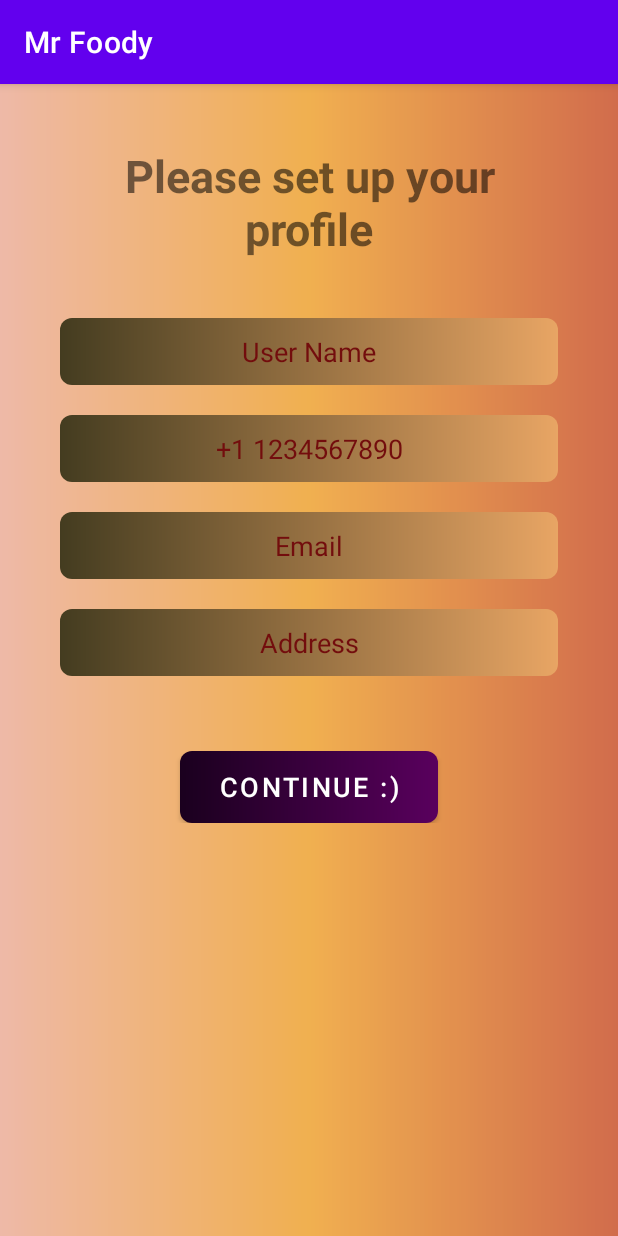
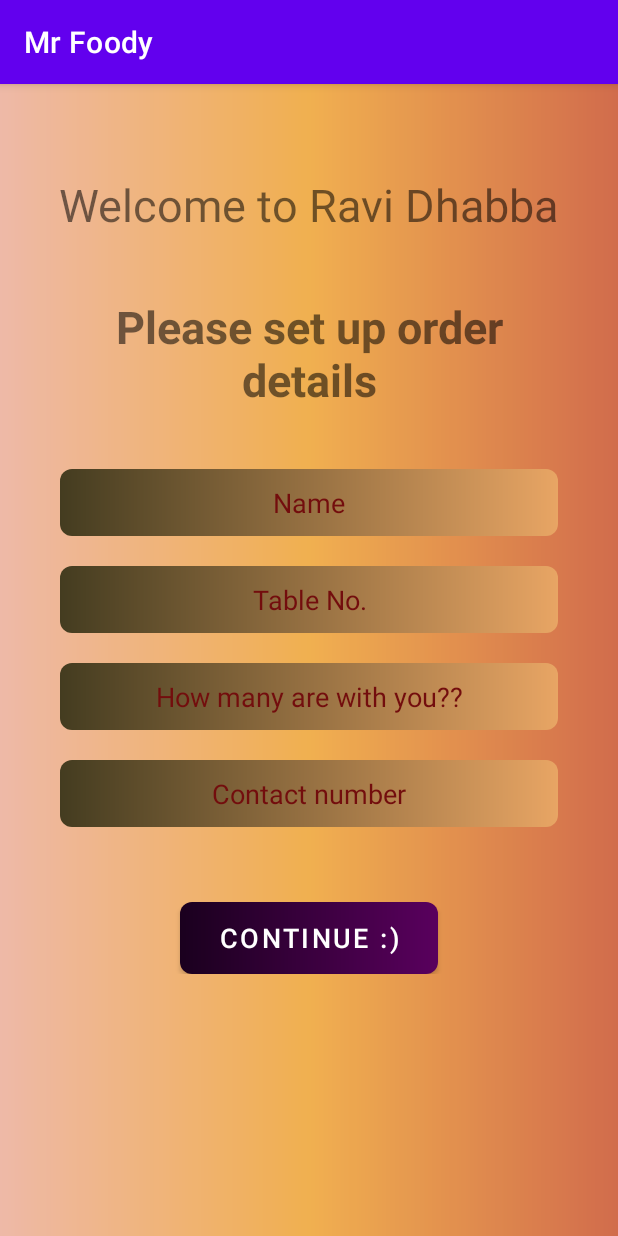
Before and after one commit to nik-iitj/Online-Food-Delivery-Application, an Android app: the userProfileSetupActivity screen opened directly, with no data from a screen before it, on a phone screen of 412 x 824 dp. Run offline under Robolectric (Android 15) with nearby library versions, the phone set to English and light mode, and no system bars; Roboto replaces fonts that are not available here; 1 statement that could not run was skipped.

Commit message:
User profile setup done

```diff
--- a/app/src/main/java/com/example/mrfoody/addItemActivity.java
+++ b/app/src/main/java/com/example/mrfoody/addItemActivity.java
@@ -109,6 +109,7 @@ public class addItemActivity extends AppCompatActivity {
                     foodMap.put("Time",time.getText().toString());
                     foodMap.put("Price",price.getText().toString());
                     foodMap.put("Chef Name",chef);
+                    foodMap.put("Chef ID",firebaseAuth.getCurrentUser().getUid());
 
                     firebaseFirestore.collection("Food Items").add(foodMap).addOnCompleteListener(new OnCompleteListener<DocumentReference>() {
                         @Override
--- a/app/src/main/java/com/example/mrfoody/userProfileSetupActivity.java
+++ b/app/src/main/java/com/example/mrfoody/userProfileSetupActivity.java
@@ -2,13 +2,64 @@ package com.example.mrfoody;
 
 import androidx.appcompat.app.AppCompatActivity;
 
+import android.content.Intent;
 import android.os.Bundle;
+import android.text.TextUtils;
+import android.view.View;
+import android.widget.Button;
+import android.widget.EditText;
+import android.widget.Toast;
+
+import com.google.android.gms.auth.api.signin.GoogleSignIn;
+import com.google.android.gms.auth.api.signin.GoogleSignInAccount;
+
 
 public class userProfileSetupActivity extends AppCompatActivity {
+    EditText name,tableNumber,contactNumber,totalCount;
+    Button save;
 
     @Override
     protected void onCreate(Bundle savedInstanceState) {
         super.onCreate(savedInstanceState);
         setContentView(R.layout.activity_user_profile_setup);
+
+        name = findViewById(R.id.editTextPersonName);
+        tableNumber = findViewById(R.id.table);
+        contactNumber = findViewById(R.id.number);
+        totalCount = findViewById(R.id.count);
+
+        save = findViewById(R.id.button3);
+
+        GoogleSignInAccount account = GoogleSignIn.getLastSignedInAccount(getApplicationContext());
+        assert account != null;
+        name.setText(account.getDisplayName());
+
+        save.setOnClickListener(new View.OnClickListener() {
+            @Override
+            public void onClick(View v) {
+                if(!TextUtils.isEmpty(name.getText()) && !TextUtils.isEmpty(tableNumber.getText()) && !TextUtils.isEmpty(contactNumber.getText())&&
+                !TextUtils.isEmpty(totalCount.getText())){
+
+                    Intent intent = new Intent(userProfileSetupActivity.this,foodListActivity.class);
+                    startActivity(intent);
+
+                }
+
+                else{
+                    Toast.makeText(userProfileSetupActivity.this, "These are required fields, can't leave empty", Toast.LENGTH_SHORT).show();
+                }
+            }
+        });
+
+
+
+
+
+
+
+
+
+
+
     }
 }
--- a/app/src/main/java/com/example/mrfoody/userSelectionActivity.java
+++ b/app/src/main/java/com/example/mrfoody/userSelectionActivity.java
@@ -46,7 +46,7 @@ public class userSelectionActivity extends AppCompatActivity {
                 if(task.isSuccessful()){
                     if(task.getResult().exists()){
 
-                        Intent intent = new Intent(userSelectionActivity.this,foodListActivity.class);
+                        Intent intent = new Intent(userSelectionActivity.this,userProfileSetupActivity.class);
                         startActivity(intent);
                         finish();
                     }
@@ -165,6 +165,8 @@ public class userSelectionActivity extends AppCompatActivity {
                 });
                 builder.setNegativeButton("Noooo",null);
 
+                builder.show();
+
 
 
 
--- a/app/src/main/res/layout/activity_user_profile_setup.xml
+++ b/app/src/main/res/layout/activity_user_profile_setup.xml
@@ -8,15 +8,26 @@
     tools:context=".userProfileSetupActivity">
 
 
+
+
     <LinearLayout
         android:layout_width="match_parent"
         android:layout_height="match_parent"
         android:orientation="vertical"
         android:background="#16FFFFFF">
+        <TextView
+            android:layout_width="wrap_content"
+            android:layout_height="wrap_content"
+            android:text="Welcome to Ravi Dhabba"
+            android:layout_gravity="center"
+            android:layout_marginTop="60dp"
+            android:textSize="30sp"/>
+
 
         <ScrollView
             android:layout_width="match_parent"
             android:layout_height="match_parent">
+
 
             <LinearLayout
                 android:layout_width="match_parent"
@@ -34,14 +45,14 @@
                     android:layout_height="wrap_content"
                     android:layout_marginTop="5dp"
                     android:gravity="center"
-                    android:text="Please set up your profile"
+                    android:text="Please set up order details"
                     android:fontFamily="@font/aclonica"
                     android:textSize="30sp"
                     android:textStyle="bold" />
 
 
                 <EditText
-                    android:id="@+id/editTextTextPersonName"
+                    android:id="@+id/editTextPersonName"
                     android:layout_width="match_parent"
                     android:layout_height="wrap_content"
                     android:layout_marginTop="39dp"
@@ -49,48 +60,48 @@
                     android:background="@drawable/btn_gradient"
                     android:ems="10"
                     android:gravity="center"
-                    android:hint="User Name"
+                    android:hint="Name"
                     android:textColorHint="#730D0D"
                     android:inputType="textPersonName"
                     android:padding="10dp" />
 
                 <EditText
-                    android:id="@+id/editTextPhone"
+                    android:id="@+id/table"
                     android:layout_width="match_parent"
                     android:layout_height="wrap_content"
                     android:layout_marginBottom="20dp"
                     android:background="@drawable/btn_gradient"
                     android:ems="10"
                     android:gravity="center"
-                    android:hint="+1 1234567890"
+                    android:hint="Table No."
                     android:textColorHint="#730D0D"
-                    android:inputType="phone"
+                    android:inputType="number"
                     android:padding="10dp" />
 
                 <EditText
-                    android:id="@+id/editTextTextEmailAddress"
+                    android:id="@+id/count"
                     android:layout_width="match_parent"
                     android:layout_height="wrap_content"
                     android:layout_marginBottom="20dp"
                     android:background="@drawable/btn_gradient"
                     android:ems="10"
                     android:gravity="center"
-                    android:hint="Email"
-                    android:inputType="textEmailAddress"
+                    android:hint="How many are with you??"
+                    android:inputType="number"
                     android:textColorHint="#730D0D"
                     android:padding="10dp" />
 
                 <EditText
-                    android:id="@+id/editTextTextPassword"
+                    android:id="@+id/number"
                     android:layout_width="match_parent"
                     android:layout_height="wrap_content"
                     android:layout_marginBottom="20dp"
                     android:background="@drawable/btn_gradient"
                     android:ems="10"
                     android:gravity="center"
-                    android:hint="Address"
+                    android:hint="Contact number"
                     android:textColorHint="#730D0D"
-                    android:inputType="textPersonName"
+                    android:inputType="phone"
                     android:padding="10dp" />
 
                 <Button
@@ -105,9 +116,6 @@
                     android:textSize="18sp"
                     app:backgroundTintMode="multiply" />
 
-
-
-
             </LinearLayout>
         </ScrollView>
     </LinearLayout>
```
